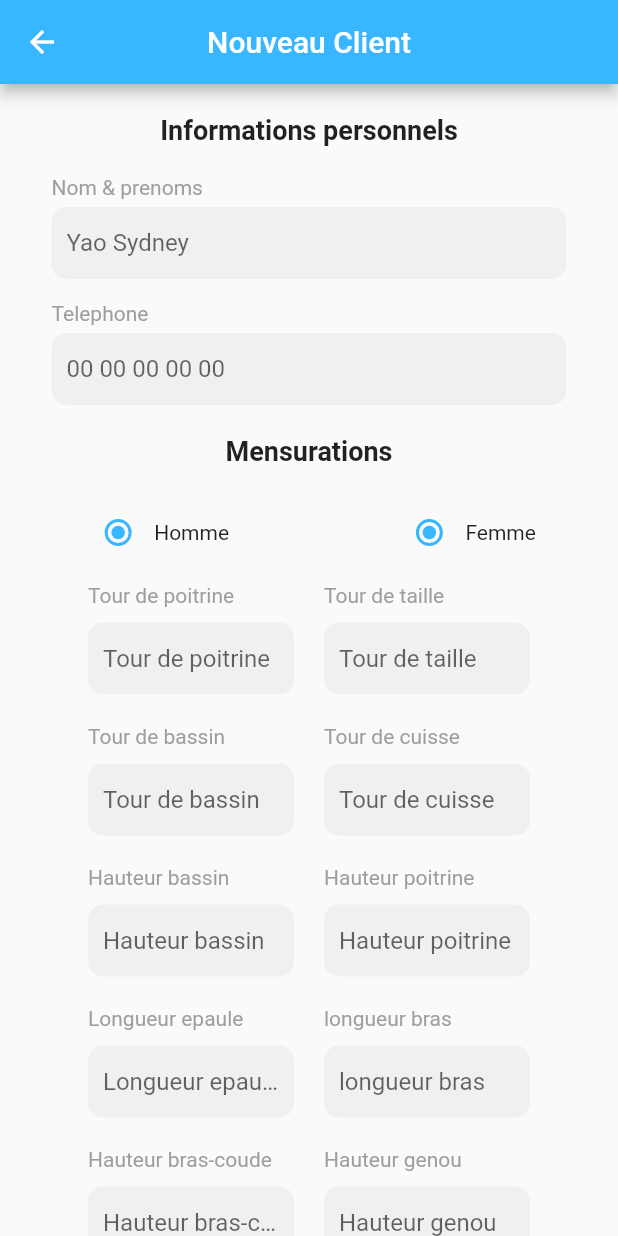
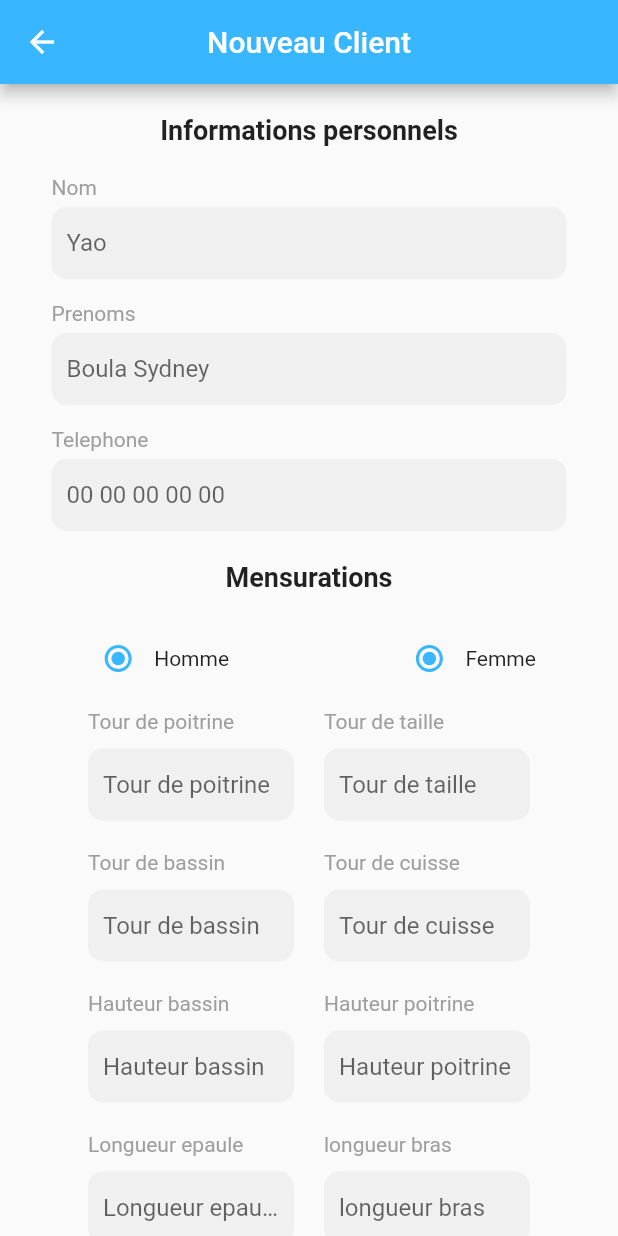
Before and after one commit to syyao/couture_manager, a Flutter app: the DetailClient screen opened by its route, on a phone screen of 412 x 824 dp. Run offline on Flutter 3.47's test engine with Material 2 defaults, Android fonts, the phone set to English and light mode, and no system bars.

Commit message:
ajout de champ prenom dans detail_client.dart

```diff
--- a/lib/pages/connexion/connexion_page.dart
+++ b/lib/pages/connexion/connexion_page.dart
@@ -1,5 +1,5 @@
-import 'file:///C:/Users/agnar/AndroidStudioProjects/couture_manager/lib/wigets/input/input_text.dart';
 import 'package:couture_manager/wigets/button.dart';
+import 'package:couture_manager/wigets/input/input_text.dart';
 import 'package:couture_manager/wigets/spacers.dart';
 import 'package:flutter/material.dart';
 
--- a/lib/pages/detailClients.dart
+++ b/lib/pages/detailClients.dart
@@ -58,7 +58,7 @@ class _DetailClientState extends State<DetailClient> {
               child: Column(
                 crossAxisAlignment: CrossAxisAlignment.start,
                 children: [
-                  Text('Nom & prenoms', style: TextStyle(color: Colors.grey)),
+                  Text('Nom', style: TextStyle(color: Colors.grey)),
                   SizedBox(height: 5),
                   TextFormField(
                     decoration: InputDecoration(
@@ -76,7 +76,37 @@ class _DetailClientState extends State<DetailClient> {
                         borderSide: BorderSide(
                             color: Color.fromRGBO(56, 182, 255, 1), width: 0.5),
                       ),
-                      hintText: "Yao Sydney",
+                      hintText: "Yao",
+                    ),
+                  ),
+                ],
+              ),
+            ),
+            SizedBox(height: 15),
+            Container(
+              width: widthDevice / 1.2,
+              child: Column(
+                crossAxisAlignment: CrossAxisAlignment.start,
+                children: [
+                  Text('Prenoms', style: TextStyle(color: Colors.grey)),
+                  SizedBox(height: 5),
+                  TextFormField(
+                    decoration: InputDecoration(
+                      contentPadding:
+                          EdgeInsets.symmetric(horizontal: 10, vertical: 5),
+                      filled: true,
+                      border: InputBorder.none,
+                      enabledBorder: OutlineInputBorder(
+                        borderRadius: BorderRadius.circular(10),
+                        borderSide:
+                            BorderSide(color: Colors.transparent, width: 0.5),
+                      ),
+                      focusedBorder: OutlineInputBorder(
+                        borderRadius: BorderRadius.circular(10),
+                        borderSide: BorderSide(
+                            color: Color.fromRGBO(56, 182, 255, 1), width: 0.5),
+                      ),
+                      hintText: "Boula Sydney",
                     ),
                   ),
                 ],
```
Also changed, not shown: lib/views/detail_Commande.dart (added).
